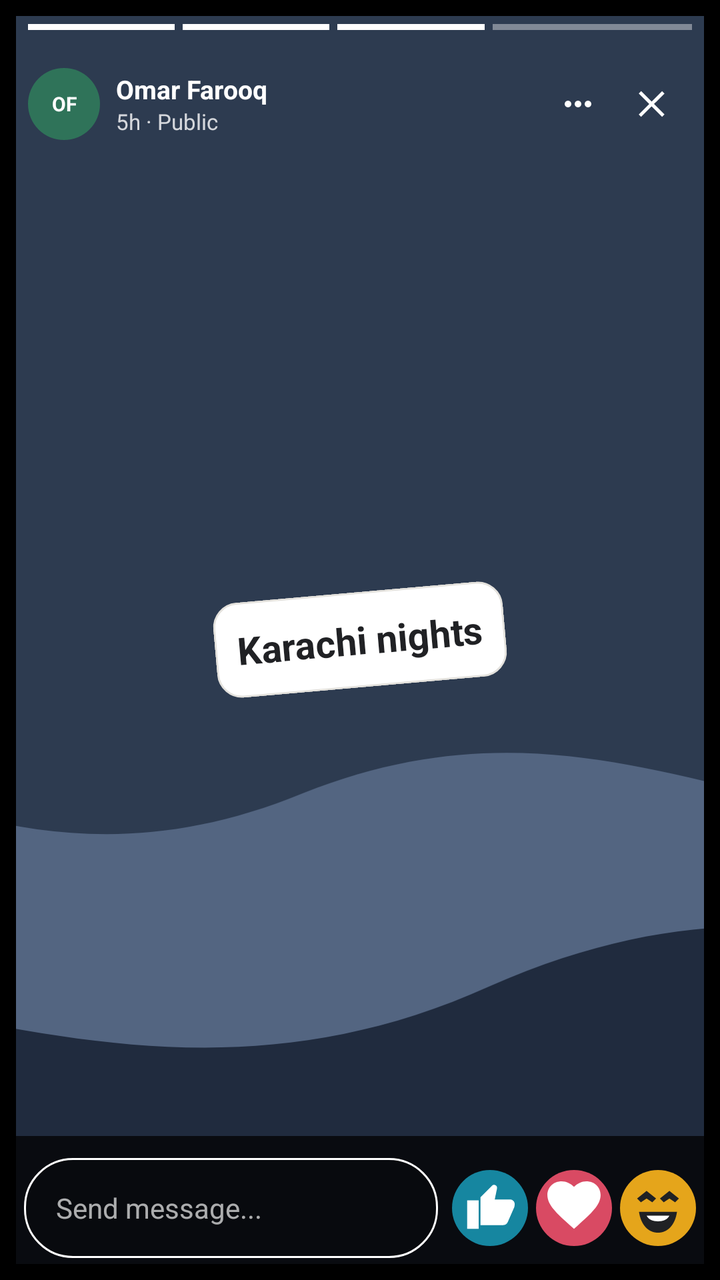
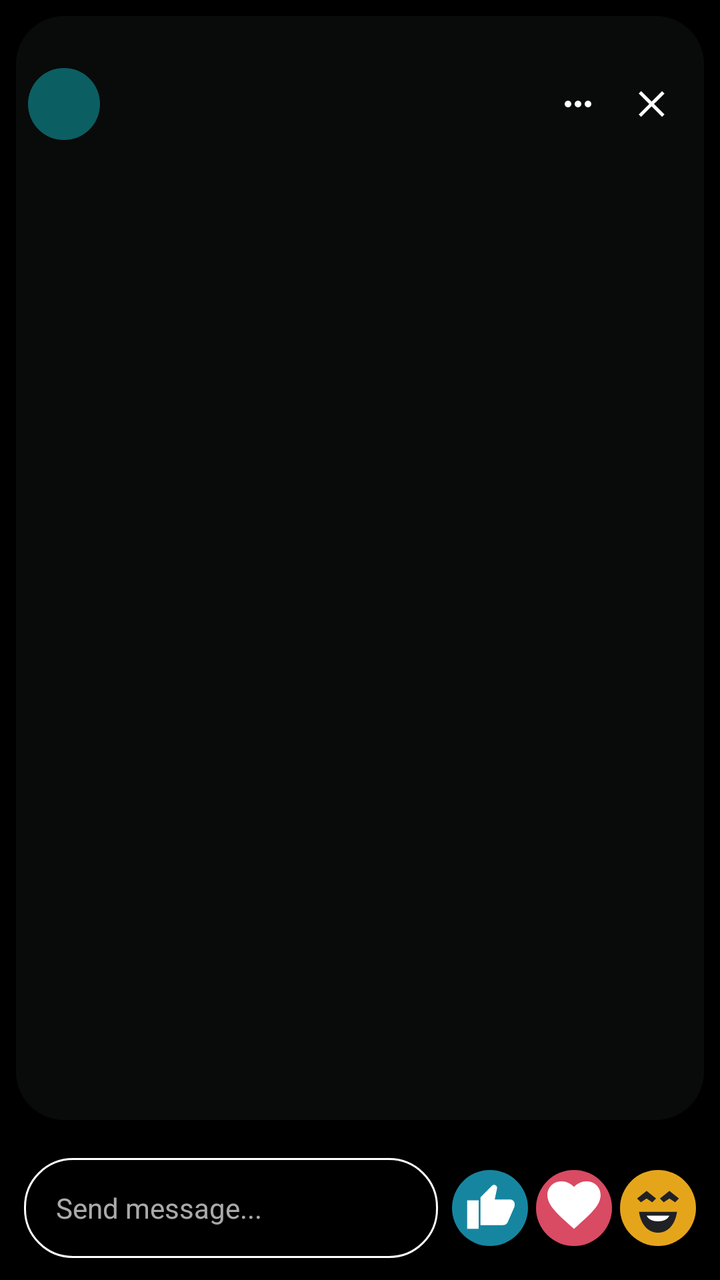

Screens rendered from an Android XML layout before and after an edit, with the pre-edit source and the edit as a unified diff.
<!-- AndroidManifest.xml: application theme Theme.Kinnect -->
<!-- res/layout/activity_story_viewer.xml -->
<?xml version="1.0" encoding="utf-8"?>
<RelativeLayout
    xmlns:android="http://schemas.android.com/apk/res/android"
    android:layout_width="match_parent"
    android:layout_height="match_parent"
    android:background="@color/black">

    <ImageView
        android:layout_width="match_parent"
        android:layout_height="match_parent"
        android:layout_margin="8dp"
        android:scaleType="centerCrop"
        android:src="@drawable/landscape_dark" />

    <LinearLayout
        android:layout_width="match_parent"
        android:layout_height="4dp"
        android:layout_marginHorizontal="14dp"
        android:layout_marginTop="12dp">

        <View
            android:layout_width="0dp"
            android:layout_height="3dp"
            android:layout_weight="1"
            android:background="@color/white" />

        <Space
            android:layout_width="4dp"
            android:layout_height="3dp" />

        <View
            android:layout_width="0dp"
            android:layout_height="3dp"
            android:layout_weight="1"
            android:background="@color/white" />

        <Space
            android:layout_width="4dp"
            android:layout_height="3dp" />

        <View
            android:layout_width="0dp"
            android:layout_height="3dp"
            android:layout_weight="1"
            android:background="@color/white" />

        <Space
            android:layout_width="4dp"
            android:layout_height="3dp" />

        <View
            android:layout_width="0dp"
            android:layout_height="3dp"
            android:layout_weight="1.35"
            android:background="#66FFFFFF" />

    </LinearLayout>

    <LinearLayout
        android:layout_width="match_parent"
        android:layout_height="64dp"
        android:layout_marginTop="20dp"
        android:gravity="center_vertical"
        android:paddingHorizontal="14dp">

        <TextView
            style="@style/Avatar"
            android:layout_width="36dp"
            android:layout_height="36dp"
            android:background="@drawable/circle_green"
            android:text="OF"
            android:textSize="10sp" />

        <LinearLayout
            android:layout_width="0dp"
            android:layout_height="wrap_content"
            android:layout_marginStart="8dp"
            android:layout_weight="1"
            android:orientation="vertical">

            <TextView
                style="@style/Heading"
                android:layout_width="wrap_content"
                android:layout_height="wrap_content"
                android:text="Omar Farooq"
                android:textColor="@color/white"
                android:textSize="13sp" />

            <TextView
                style="@style/Meta"
                android:layout_width="wrap_content"
                android:layout_height="wrap_content"
                android:text="5h · Public"
                android:textColor="#CCFFFFFF" />

        </LinearLayout>

        <ImageView
            android:layout_width="38dp"
            android:layout_height="38dp"
            android:padding="9dp"
            android:src="@drawable/ic_more"
            android:tint="@color/white" />

        <ImageView
            android:id="@+id/backButton"
            android:layout_width="38dp"
            android:layout_height="38dp"
            android:contentDescription="Close"
            android:padding="9dp"
            android:src="@drawable/ic_close"
            android:tint="@color/white" />

    </LinearLayout>

    <TextView
        android:layout_width="wrap_content"
        android:layout_height="wrap_content"
        android:layout_centerInParent="true"
        android:background="@drawable/rounded_white"
        android:padding="11dp"
        android:rotation="-5"
        android:text="Karachi nights"
        android:textColor="@color/text_primary"
        android:textSize="19sp"
        android:textStyle="bold" />

    <LinearLayout
        android:layout_width="match_parent"
        android:layout_height="72dp"
        android:layout_alignParentBottom="true"
        android:background="#BB000000"
        android:gravity="center_vertical"
        android:paddingHorizontal="12dp">

        <EditText
            android:layout_width="0dp"
            android:layout_height="50dp"
            android:layout_weight="1"
            android:background="@drawable/outline_white_pill"
            android:hint="Send message..."
            android:paddingHorizontal="16dp"
            android:textColor="@color/white"
            android:textColorHint="#AAFFFFFF"
            android:textSize="14sp" />

        <ImageView
            android:layout_width="38dp"
            android:layout_height="38dp"
            android:layout_marginStart="7dp"
            android:src="@drawable/reaction_like" />

        <ImageView
            android:layout_width="38dp"
            android:layout_height="38dp"
            android:layout_marginStart="4dp"
            android:src="@drawable/reaction_love" />

        <ImageView
            android:layout_width="38dp"
            android:layout_height="38dp"
            android:layout_marginStart="4dp"
            android:src="@drawable/reaction_laugh" />

    </LinearLayout>

</RelativeLayout>
<!-- resources referenced by this layout -->
<resources>
  <color name="black">#FF000000</color>
  <color name="text_primary">#202124</color>
  <color name="white">#FFFFFFFF</color>
  <!-- drawable circle_green (drawable) -->
  <shape xmlns:android="http://schemas.android.com/apk/res/android" android:shape="oval"><solid android:color="@color/green"/></shape>
  <!-- drawable ic_close (drawable) -->
  <vector xmlns:android="http://schemas.android.com/apk/res/android" android:width="24dp" android:height="24dp" android:viewportWidth="24" android:viewportHeight="24"><path android:fillColor="@color/text_primary" android:pathData="M18.3,5.71L12,12l6.3,6.29 -1.41,1.42L10.59,13.41 4.29,19.71 2.88,18.29 9.17,12 2.88,5.71 4.29,4.29 10.59,10.59 16.89,4.29z"/></vector>
  <!-- drawable ic_more (drawable) -->
  <vector xmlns:android="http://schemas.android.com/apk/res/android" android:width="24dp" android:height="24dp" android:viewportWidth="24" android:viewportHeight="24"><path android:fillColor="@color/text_primary" android:pathData="M6,10a2,2 0,1 0,0 4,2 2,0 0,0 0,-4zM12,10a2,2 0,1 0,0 4,2 2,0 0,0 0,-4zM18,10a2,2 0,1 0,0 4,2 2,0 0,0 0,-4z"/></vector>
  <!-- drawable landscape_dark (drawable) -->
  <vector xmlns:android="http://schemas.android.com/apk/res/android" android:width="360dp" android:height="220dp" android:viewportWidth="360" android:viewportHeight="220">
      <path android:fillColor="#2D3B50" android:pathData="M0,0h360v220h-360z" />
      <path android:fillColor="#EBCB83" android:pathData="M278,20a40,40 0,1 0,80 0a40,40 0,1 0,-80 0" />
      <path android:fillColor="#536581" android:pathData="M0,135 C72,100 102,165 170,137 C238,110 269,172 360,126 L360,220 L0,220z" />
      <path android:fillColor="#202B3E" android:pathData="M0,180 C75,145 128,205 203,171 C276,139 306,192 360,176 L360,220 L0,220z" />
  </vector>
  <!-- drawable outline_white_pill (drawable) -->
  <shape xmlns:android="http://schemas.android.com/apk/res/android">
      <solid android:color="#22000000" />
      <stroke android:width="1dp" android:color="@color/white" />
      <corners android:radius="24dp" />
  </shape>
  <!-- drawable rounded_white (drawable) -->
  <shape xmlns:android="http://schemas.android.com/apk/res/android"><solid android:color="@color/white"/><corners android:radius="12dp"/><stroke android:width="1dp" android:color="@color/divider"/></shape>
  <style name="Avatar"><item name="android:layout_width">50dp</item><item name="android:layout_height">50dp</item><item name="android:background">@drawable/circle_teal</item><item name="android:gravity">center</item><item name="android:textColor">@color/white</item><item name="android:textStyle">bold</item><item name="android:textSize">17sp</item></style>
  <style name="Heading"><item name="android:fontFamily">sans</item><item name="android:textColor">@color/text_primary</item><item name="android:textSize">16sp</item><item name="android:textStyle">bold</item></style>
  <style name="Meta"><item name="android:fontFamily">sans</item><item name="android:textColor">@color/text_secondary</item><item name="android:textSize">11sp</item></style>
  <style name="Theme.Kinnect" parent="Theme.AppCompat.Light.NoActionBar">
          <item name="android:statusBarColor">@android:color/transparent</item>
          <item name="android:navigationBarColor">@android:color/transparent</item>
          <item name="android:windowSoftInputMode">adjustResize</item>
          <item name="android:colorAccent">@color/primary</item>
          <item name="colorAccent">@color/primary</item>
      </style>
  <color name="green">#2F7359</color>
  <color name="reaction_yellow">#E5A51B</color>
  <color name="reaction_blue">#1686A0</color>
  <color name="reaction_pink">#D94A63</color>
  <color name="divider">#E4E2DD</color>
  <!-- drawable circle_teal (drawable) -->
  <shape xmlns:android="http://schemas.android.com/apk/res/android" android:shape="oval"><solid android:color="@color/primary"/></shape>
  <color name="text_secondary">#6F716F</color>
  <color name="primary">#0B5F63</color>
  <!-- unchanged entries left out for length: 3 -->
</resources>

<!-- the commit's change to res/layout/activity_story_viewer.xml (unified diff, before → after) -->
@@ -6,55 +6,37 @@
     android:background="@color/black">
 
     <ImageView
+        android:id="@+id/storyImage"
         android:layout_width="match_parent"
         android:layout_height="match_parent"
+        android:layout_above="@id/storyReplyBar"
         android:layout_margin="8dp"
-        android:scaleType="centerCrop"
-        android:src="@drawable/landscape_dark" />
+        android:background="@drawable/rounded_dark"
+        android:contentDescription="Story"
+        android:scaleType="centerCrop" />
+
+    <VideoView
+        android:id="@+id/storyVideo"
+        android:layout_width="match_parent"
+        android:layout_height="match_parent"
+        android:layout_above="@id/storyReplyBar"
+        android:layout_centerInParent="true"
+        android:layout_margin="8dp"
+        android:visibility="gone" />
+
+    
+    <View
+        android:id="@+id/storyTouch"
+        android:layout_width="match_parent"
+        android:layout_height="match_parent"
+        android:layout_above="@id/storyReplyBar" />
 
     <LinearLayout
+        android:id="@+id/storySegments"
         android:layout_width="match_parent"
         android:layout_height="4dp"
         android:layout_marginHorizontal="14dp"
-        android:layout_marginTop="12dp">
-
-        <View
-            android:layout_width="0dp"
-            android:layout_height="3dp"
-            android:layout_weight="1"
-            android:background="@color/white" />
-
-        <Space
-            android:layout_width="4dp"
-            android:layout_height="3dp" />
-
-        <View
-            android:layout_width="0dp"
-            android:layout_height="3dp"
-            android:layout_weight="1"
-            android:background="@color/white" />
-
-        <Space
-            android:layout_width="4dp"
-            android:layout_height="3dp" />
-
-        <View
-            android:layout_width="0dp"
-            android:layout_height="3dp"
-            android:layout_weight="1"
-            android:background="@color/white" />
-
-        <Space
-            android:layout_width="4dp"
-            android:layout_height="3dp" />
-
-        <View
-            android:layout_width="0dp"
-            android:layout_height="3dp"
-            android:layout_weight="1.35"
-            android:background="#66FFFFFF" />
-
-    </LinearLayout>
+        android:layout_marginTop="12dp" />
 
     <LinearLayout
         android:layout_width="match_parent"
@@ -64,11 +46,10 @@
         android:paddingHorizontal="14dp">
 
         <TextView
+            android:id="@+id/storyAvatar"
             style="@style/Avatar"
             android:layout_width="36dp"
             android:layout_height="36dp"
-            android:background="@drawable/circle_green"
-            android:text="OF"
             android:textSize="10sp" />
 
         <LinearLayout
@@ -79,25 +60,27 @@
             android:orientation="vertical">
 
             <TextView
+                android:id="@+id/storyAuthor"
                 style="@style/Heading"
                 android:layout_width="wrap_content"
                 android:layout_height="wrap_content"
-                android:text="Omar Farooq"
                 android:textColor="@color/white"
                 android:textSize="13sp" />
 
             <TextView
+                android:id="@+id/storyMeta"
                 style="@style/Meta"
                 android:layout_width="wrap_content"
                 android:layout_height="wrap_content"
-                android:text="5h · Public"
                 android:textColor="#CCFFFFFF" />
 
         </LinearLayout>
 
         <ImageView
+            android:id="@+id/storyMore"
             android:layout_width="38dp"
             android:layout_height="38dp"
+            android:contentDescription="More options"
             android:padding="9dp"
             android:src="@drawable/ic_more"
             android:tint="@color/white" />
@@ -114,18 +97,22 @@
     </LinearLayout>
 
     <TextView
+        android:id="@+id/storyLabel"
         android:layout_width="wrap_content"
         android:layout_height="wrap_content"
         android:layout_centerInParent="true"
+        android:layout_marginHorizontal="32dp"
         android:background="@drawable/rounded_white"
+        android:gravity="center"
         android:padding="11dp"
         android:rotation="-5"
-        android:text="Karachi nights"
         android:textColor="@color/text_primary"
         android:textSize="19sp"
-        android:textStyle="bold" />
+        android:textStyle="bold"
+        android:visibility="gone" />
 
     <LinearLayout
+        android:id="@+id/storyReplyBar"
         android:layout_width="match_parent"
         android:layout_height="72dp"
         android:layout_alignParentBottom="true"
@@ -134,32 +121,41 @@
         android:paddingHorizontal="12dp">
 
         <EditText
+            android:id="@+id/storyReplyInput"
             android:layout_width="0dp"
             android:layout_height="50dp"
             android:layout_weight="1"
             android:background="@drawable/outline_white_pill"
             android:hint="Send message..."
+            android:imeOptions="actionSend"
+            android:inputType="textCapSentences"
             android:paddingHorizontal="16dp"
             android:textColor="@color/white"
             android:textColorHint="#AAFFFFFF"
             android:textSize="14sp" />
 
         <ImageView
+            android:id="@+id/storyQuickLike"
             android:layout_width="38dp"
             android:layout_height="38dp"
             android:layout_marginStart="7dp"
+            android:contentDescription="Like"
             android:src="@drawable/reaction_like" />
 
         <ImageView
+            android:id="@+id/storyQuickLove"
             android:layout_width="38dp"
             android:layout_height="38dp"
             android:layout_marginStart="4dp"
+            android:contentDescription="Love"
             android:src="@drawable/reaction_love" />
 
         <ImageView
+            android:id="@+id/storyQuickLaugh"
             android:layout_width="38dp"
             android:layout_height="38dp"
             android:layout_marginStart="4dp"
+            android:contentDescription="Laugh"
             android:src="@drawable/reaction_laugh" />
 
     </LinearLayout>
<!-- resource entries referenced after the edit -->
@@ -3,23 +3,19 @@
   <color name="black">#FF000000</color>
   <color name="text_primary">#202124</color>
   <color name="white">#FFFFFFFF</color>
-  <!-- drawable circle_green (drawable) -->
-  <shape xmlns:android="http://schemas.android.com/apk/res/android" android:shape="oval"><solid android:color="@color/green"/></shape>
   <!-- drawable ic_close (drawable) -->
   <vector xmlns:android="http://schemas.android.com/apk/res/android" android:width="24dp" android:height="24dp" android:viewportWidth="24" android:viewportHeight="24"><path android:fillColor="@color/text_primary" android:pathData="M18.3,5.71L12,12l6.3,6.29 -1.41,1.42L10.59,13.41 4.29,19.71 2.88,18.29 9.17,12 2.88,5.71 4.29,4.29 10.59,10.59 16.89,4.29z"/></vector>
   <!-- drawable ic_more (drawable) -->
   <vector xmlns:android="http://schemas.android.com/apk/res/android" android:width="24dp" android:height="24dp" android:viewportWidth="24" android:viewportHeight="24"><path android:fillColor="@color/text_primary" android:pathData="M6,10a2,2 0,1 0,0 4,2 2,0 0,0 0,-4zM12,10a2,2 0,1 0,0 4,2 2,0 0,0 0,-4zM18,10a2,2 0,1 0,0 4,2 2,0 0,0 0,-4z"/></vector>
-  <!-- drawable landscape_dark (drawable) -->
-  <vector xmlns:android="http://schemas.android.com/apk/res/android" android:width="360dp" android:height="220dp" android:viewportWidth="360" android:viewportHeight="220">
-      <path android:fillColor="#2D3B50" android:pathData="M0,0h360v220h-360z" />
-      <path android:fillColor="#EBCB83" android:pathData="M278,20a40,40 0,1 0,80 0a40,40 0,1 0,-80 0" />
-      <path android:fillColor="#536581" android:pathData="M0,135 C72,100 102,165 170,137 C238,110 269,172 360,126 L360,220 L0,220z" />
-      <path android:fillColor="#202B3E" android:pathData="M0,180 C75,145 128,205 203,171 C276,139 306,192 360,176 L360,220 L0,220z" />
-  </vector>
   <!-- drawable outline_white_pill (drawable) -->
   <shape xmlns:android="http://schemas.android.com/apk/res/android">
       <solid android:color="#22000000" />
       <stroke android:width="1dp" android:color="@color/white" />
+      <corners android:radius="24dp" />
+  </shape>
+  <!-- drawable rounded_dark (drawable) -->
+  <shape xmlns:android="http://schemas.android.com/apk/res/android">
+      <solid android:color="#4D202124" />
       <corners android:radius="24dp" />
   </shape>
   <!-- drawable rounded_white (drawable) -->
@@ -34,7 +30,6 @@
           <item name="android:colorAccent">@color/primary</item>
           <item name="colorAccent">@color/primary</item>
       </style>
-  <color name="green">#2F7359</color>
   <color name="reaction_yellow">#E5A51B</color>
   <color name="reaction_blue">#1686A0</color>
   <color name="reaction_pink">#D94A63</color>
